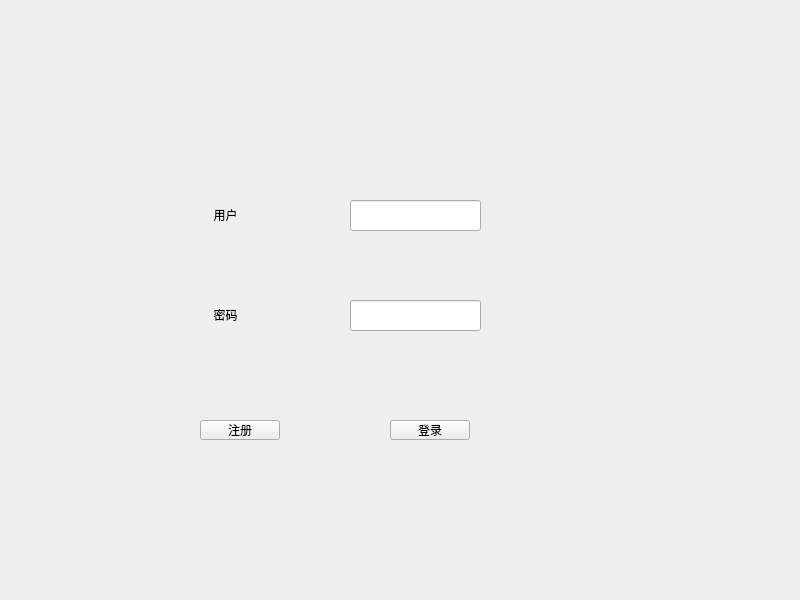
This is movie_client/widget.ui in GuThree/movie_client as Qt 5 draws it before an edit. The edited form follows.
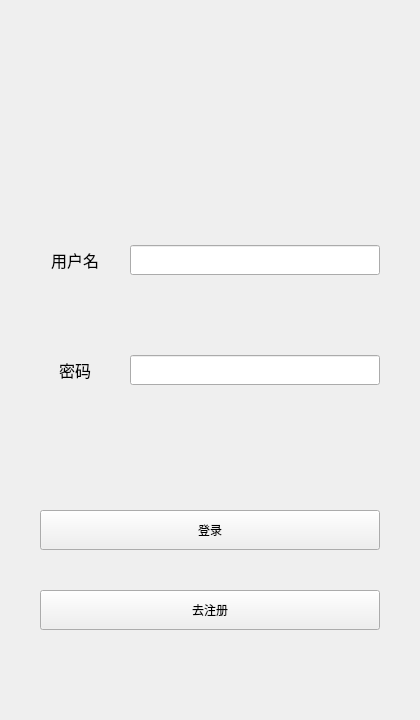
This is the edited form.

Commit message: 注册单独分一个窗口

The edit to the form file:
```diff
--- a/movie_client/widget.ui
+++ b/movie_client/widget.ui
@@ -6,81 +6,165 @@
    <rect>
     <x>0</x>
     <y>0</y>
-    <width>800</width>
-    <height>600</height>
+    <width>420</width>
+    <height>720</height>
    </rect>
   </property>
+  <property name="minimumSize">
+   <size>
+    <width>420</width>
+    <height>720</height>
+   </size>
+  </property>
+  <property name="maximumSize">
+   <size>
+    <width>420</width>
+    <height>720</height>
+   </size>
+  </property>
   <property name="windowTitle">
    <string>Widget</string>
   </property>
   <widget class="QLabel" name="label">
    <property name="geometry">
     <rect>
-     <x>200</x>
-     <y>200</y>
-     <width>51</width>
-     <height>31</height>
+     <x>40</x>
+     <y>240</y>
+     <width>70</width>
+     <height>40</height>
     </rect>
    </property>
+   <property name="minimumSize">
+    <size>
+     <width>70</width>
+     <height>40</height>
+    </size>
+   </property>
+   <property name="maximumSize">
+    <size>
+     <width>70</width>
+     <height>40</height>
+    </size>
+   </property>
    <property name="text">
-    <string>&lt;html&gt;&lt;head/&gt;&lt;body&gt;&lt;p align=&quot;center&quot;&gt;用户&lt;/p&gt;&lt;/body&gt;&lt;/html&gt;</string>
+    <string>&lt;html&gt;&lt;head/&gt;&lt;body&gt;&lt;p align=&quot;center&quot;&gt;&lt;span style=&quot; font-size:12pt;&quot;&gt;用户名&lt;/span&gt;&lt;/p&gt;&lt;/body&gt;&lt;/html&gt;</string>
    </property>
   </widget>
   <widget class="QLabel" name="label_2">
    <property name="geometry">
     <rect>
-     <x>200</x>
-     <y>300</y>
-     <width>51</width>
-     <height>31</height>
+     <x>40</x>
+     <y>350</y>
+     <width>70</width>
+     <height>40</height>
     </rect>
    </property>
+   <property name="minimumSize">
+    <size>
+     <width>70</width>
+     <height>40</height>
+    </size>
+   </property>
+   <property name="maximumSize">
+    <size>
+     <width>70</width>
+     <height>40</height>
+    </size>
+   </property>
    <property name="text">
-    <string>&lt;html&gt;&lt;head/&gt;&lt;body&gt;&lt;p align=&quot;center&quot;&gt;密码&lt;/p&gt;&lt;/body&gt;&lt;/html&gt;</string>
+    <string>&lt;html&gt;&lt;head/&gt;&lt;body&gt;&lt;p align=&quot;center&quot;&gt;&lt;span style=&quot; font-size:12pt;&quot;&gt;密码&lt;/span&gt;&lt;/p&gt;&lt;/body&gt;&lt;/html&gt;</string>
    </property>
   </widget>
   <widget class="QLineEdit" name="userLineEdit">
    <property name="geometry">
     <rect>
-     <x>350</x>
-     <y>200</y>
-     <width>131</width>
-     <height>31</height>
+     <x>130</x>
+     <y>245</y>
+     <width>250</width>
+     <height>30</height>
     </rect>
    </property>
+   <property name="minimumSize">
+    <size>
+     <width>250</width>
+     <height>30</height>
+    </size>
+   </property>
+   <property name="maximumSize">
+    <size>
+     <width>250</width>
+     <height>30</height>
+    </size>
+   </property>
   </widget>
   <widget class="QLineEdit" name="passwdLineEdit">
    <property name="geometry">
     <rect>
-     <x>350</x>
-     <y>300</y>
-     <width>131</width>
-     <height>31</height>
+     <x>130</x>
+     <y>355</y>
+     <width>250</width>
+     <height>30</height>
     </rect>
    </property>
+   <property name="minimumSize">
+    <size>
+     <width>250</width>
+     <height>30</height>
+    </size>
+   </property>
+   <property name="maximumSize">
+    <size>
+     <width>250</width>
+     <height>30</height>
+    </size>
+   </property>
   </widget>
   <widget class="QPushButton" name="registerButton">
    <property name="geometry">
     <rect>
-     <x>200</x>
-     <y>420</y>
-     <width>80</width>
-     <height>20</height>
+     <x>40</x>
+     <y>590</y>
+     <width>340</width>
+     <height>40</height>
     </rect>
    </property>
+   <property name="minimumSize">
+    <size>
+     <width>340</width>
+     <height>40</height>
+    </size>
+   </property>
+   <property name="maximumSize">
+    <size>
+     <width>340</width>
+     <height>40</height>
+    </size>
+   </property>
    <property name="text">
-    <string>注册</string>
+    <string>去注册</string>
    </property>
   </widget>
   <widget class="QPushButton" name="loginButton">
    <property name="geometry">
     <rect>
-     <x>390</x>
-     <y>420</y>
-     <width>80</width>
-     <height>20</height>
+     <x>40</x>
+     <y>510</y>
+     <width>340</width>
+     <height>40</height>
     </rect>
    </property>
+   <property name="minimumSize">
+    <size>
+     <width>340</width>
+     <height>40</height>
+    </size>
+   </property>
+   <property name="maximumSize">
+    <size>
+     <width>340</width>
+     <height>40</height>
+    </size>
+   </property>
    <property name="text">
     <string>登录</string>
    </property>
```
The commit also changes 41 other files.
